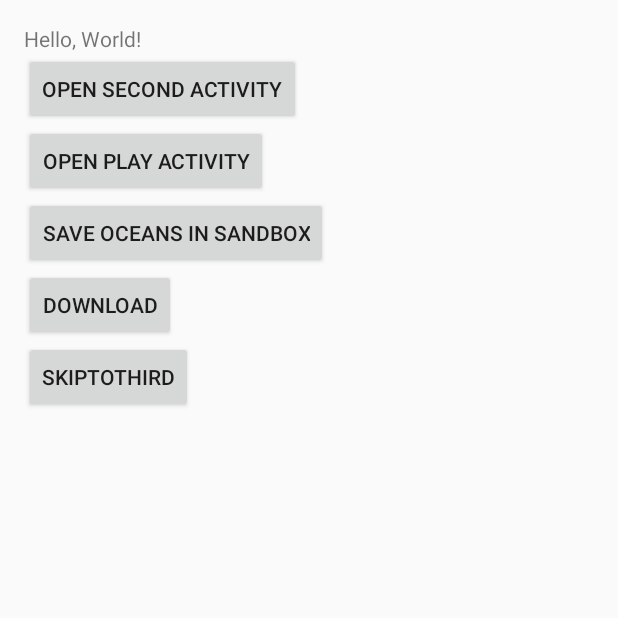
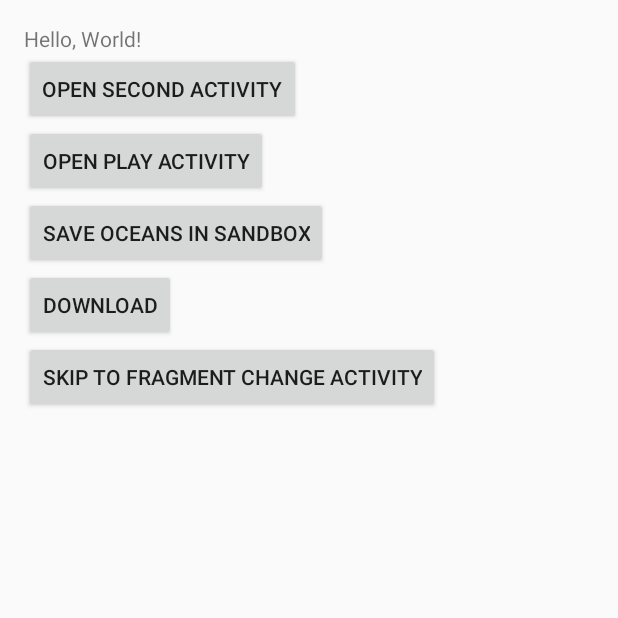
Before and after one commit to retail-oukaku/AndroidTestDemo, an Android app built with Jetpack Compose: the screen it shows after launch (MainActivity), on a phone screen of 412 x 824 dp, the top half of it. Run offline under Robolectric (Android 15) with nearby library versions, the phone set to English and light mode, and no system bars; our stand-ins replace Firebase (no records; nobody signed in at launch, a user with empty details on screens opened directly).

Commit message:
change label

```diff
--- a/app/src/main/res/layout/activity_main.xml
+++ b/app/src/main/res/layout/activity_main.xml
@@ -45,6 +45,6 @@
         android:id="@+id/buttonThird"
         android:layout_width="wrap_content"
         android:layout_height="wrap_content"
-        android:text="SkipToThird"
+        android:text="Skip To Fragment Change Activity"
         android:onClick="skipToThird" />
 </LinearLayout>
```
